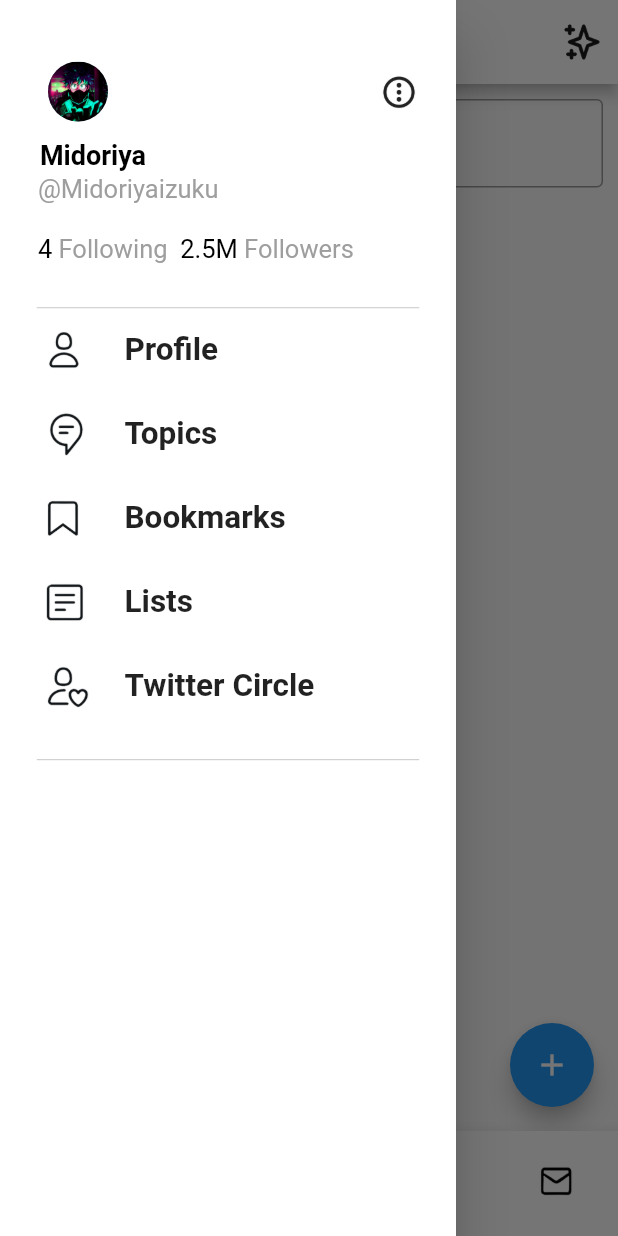
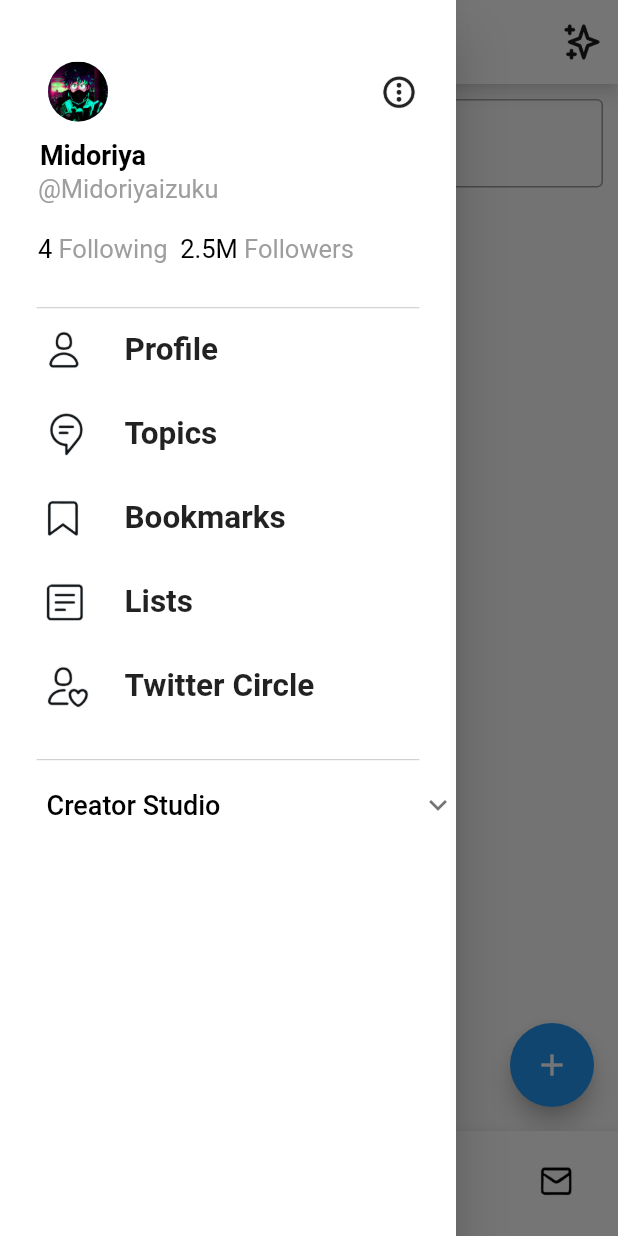
Before and after one commit to yousf10/Twitter-clone, a Flutter app: the screen it shows after launch, item 2 of the bottom bar chosen, with the side drawer open, on a phone screen of 412 x 824 dp. Run offline on Flutter 3.47's test engine with Material 2 defaults, Android fonts, the phone set to English and light mode, and no system bars.

```diff
--- a/lib/Yousf/Drawer/drawer.dart
+++ b/lib/Yousf/Drawer/drawer.dart
@@ -100,6 +100,14 @@ class _DrawerMenuState extends State<DrawerMenu> {
                 )
                 ),
 
+                  Container(margin: EdgeInsets.only(top: 1,left: 30), height: 100,width: 250,color: Colors.white,
+                  child: ExpansionTile(  tilePadding: EdgeInsets.only(left: 1),
+                  children: [Text("Moments",style: TextStyle(fontSize: 16),)],
+                  title: Text("Creator Studio", style: TextStyle(fontSize: 18,color: Colors.black),),
+                  childrenPadding: EdgeInsets.only(right: 66),),
+                ),
+
+
 
           ],)
           ),
--- a/lib/Yousf/home/homeAppBar.dart
+++ b/lib/Yousf/home/homeAppBar.dart
@@ -13,7 +13,7 @@ class _HomeAppBarState extends State<HomeAppBar> {
   @override
   Widget build(BuildContext context) {
     return Scaffold(
-      appBar: AppBar(
+      appBar: AppBar(shadowColor: Colors.white,
         leading: IconButton( onPressed: (){Scaffold.of(context).openDrawer();},
          icon:  Container(height: 30,width: 30,
            child: CircleAvatar(foregroundColor: Colors.grey,backgroundColor: Color.fromARGB(255, 172, 194, 214),
```
Also changed, not shown: lib/Yousf/home/homeScreen.dart (+18 -1 lines).
